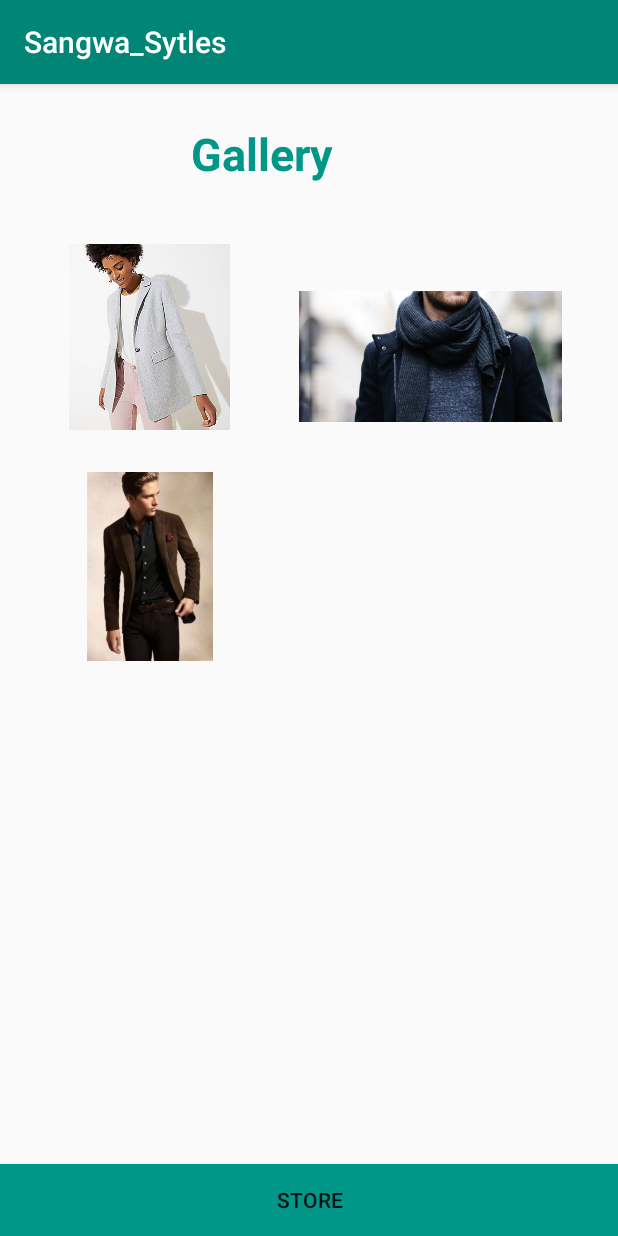
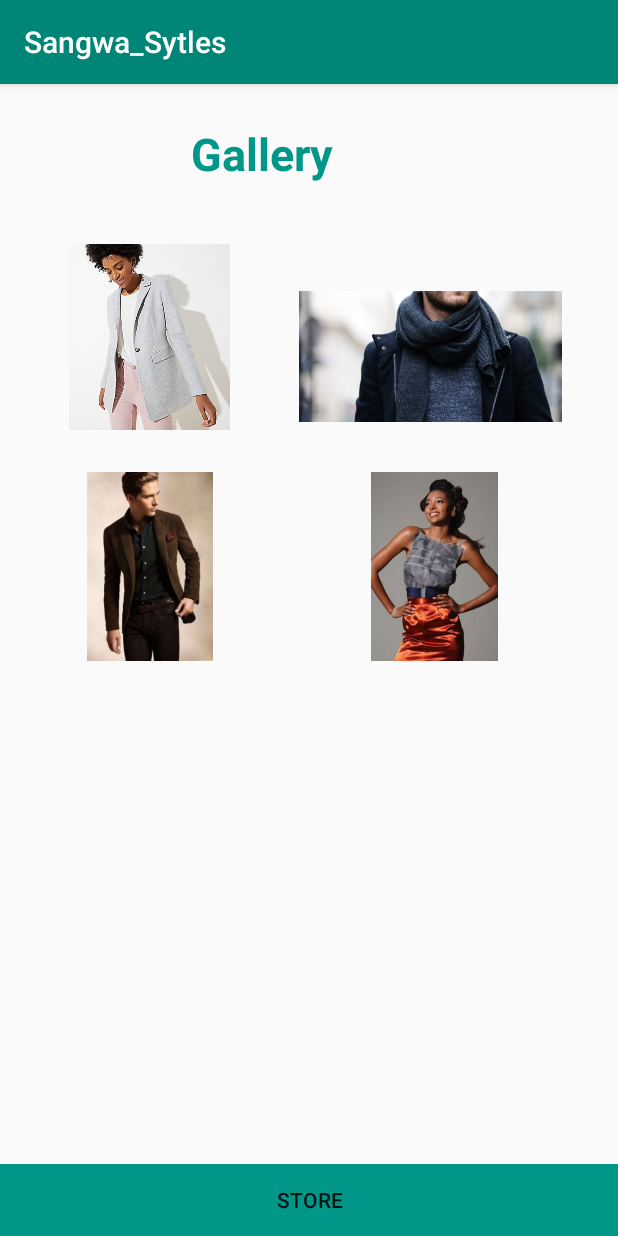
Before and after one commit to Sangwa-C/Sangwa_Sytles, an Android app: the screen it shows after launch (ImagesActivity), on a phone screen of 412 x 824 dp. Run offline under Robolectric (Android 15) with nearby library versions, the phone set to English and light mode, and no system bars; Roboto replaces fonts that are not available here.

Commit message:
added and styled the fourth image

```diff
--- a/app/src/main/res/layout/activity_images.xml
+++ b/app/src/main/res/layout/activity_images.xml
@@ -70,14 +70,14 @@
 
         </ImageView>
 
-<!--        <ImageView-->
-<!--            android:id="@+id/image4"-->
-<!--            android:layout_width="179dp"-->
-<!--            android:layout_height="match_parent"-->
-<!--            android:src="@drawable/women2"-->
-<!--            android:layout_marginBottom="20dp">-->
+        <ImageView
+            android:id="@+id/image4"
+            android:layout_width="179dp"
+            android:layout_height="match_parent"
+            android:src="@drawable/women2"
+            android:layout_marginBottom="20dp">
 
-<!--        </ImageView>-->
+        </ImageView>
 
     </LinearLayout>
 
```
